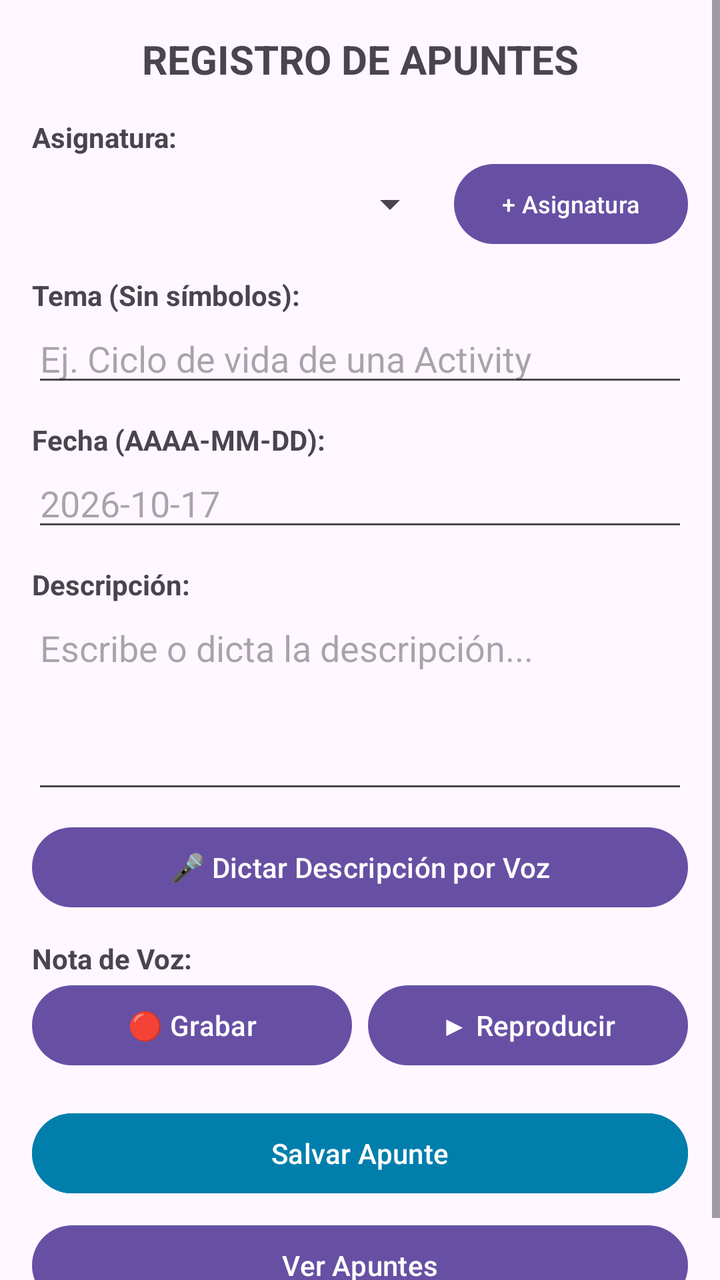
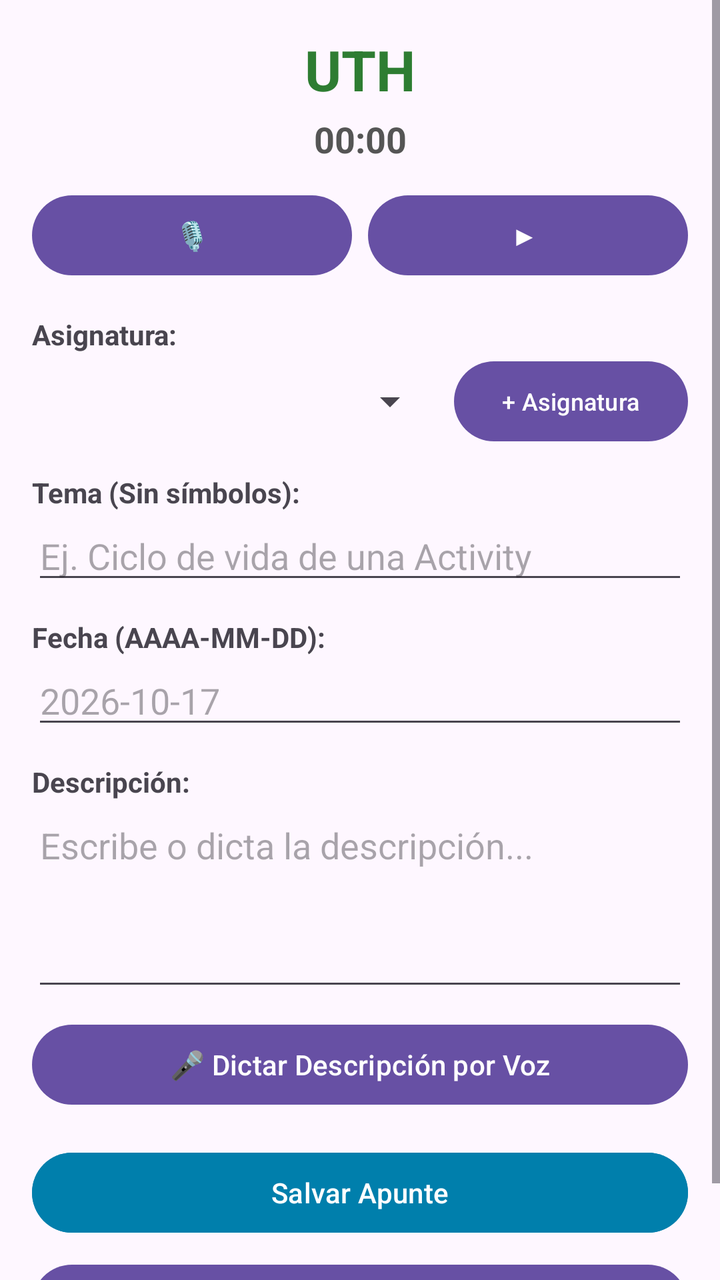

Screens rendered from an Android XML layout before and after an edit, with the pre-edit source and the edit as a unified diff.
<!-- AndroidManifest.xml: application theme Theme.Exa1Par0212 -->
<!-- res/layout/activity_main.xml -->
<?xml version="1.0" encoding="utf-8"?>
<ScrollView xmlns:android="http://schemas.android.com/apk/res/android"
    xmlns:tools="http://schemas.android.com/tools"
    android:layout_width="match_parent"
    android:layout_height="match_parent"
    android:fillViewport="true"
    tools:context=".MainActivity">

    <LinearLayout
        android:layout_width="match_parent"
        android:layout_height="wrap_content"
        android:orientation="vertical"
        android:padding="16dp">

        <TextView
            android:layout_width="match_parent"
            android:layout_height="wrap_content"
            android:gravity="center"
            android:text="REGISTRO DE APUNTES"
            android:textSize="20sp"
            android:textStyle="bold"
            android:layout_marginBottom="16dp" />

        <TextView
            android:layout_width="match_parent"
            android:layout_height="wrap_content"
            android:text="Asignatura:"
            android:textStyle="bold" />

        <LinearLayout
            android:layout_width="match_parent"
            android:layout_height="wrap_content"
            android:orientation="horizontal"
            android:layout_marginBottom="12dp">

            <Spinner
                android:id="@+id/spinnerAsignatura"
                android:layout_width="0dp"
                android:layout_height="48dp"
                android:layout_weight="1" />

            <Button
                android:id="@+id/btnAgregarAsignatura"
                android:layout_width="wrap_content"
                android:layout_height="wrap_content"
                android:text="+ Asignatura"
                android:textSize="12sp"
                android:layout_marginStart="8dp" />
        </LinearLayout>

        <TextView
            android:layout_width="match_parent"
            android:layout_height="wrap_content"
            android:text="Tema (Sin símbolos):"
            android:textStyle="bold" />

        <EditText
            android:id="@+id/etTema"
            android:layout_width="match_parent"
            android:layout_height="wrap_content"
            android:hint="Ej. Ciclo de vida de una Activity"
            android:inputType="text"
            android:layout_marginBottom="12dp" />

        <TextView
            android:layout_width="match_parent"
            android:layout_height="wrap_content"
            android:text="Fecha (AAAA-MM-DD):"
            android:textStyle="bold" />

        <EditText
            android:id="@+id/etFecha"
            android:layout_width="match_parent"
            android:layout_height="wrap_content"
            android:hint="2026-10-17"
            android:inputType="date"
            android:layout_marginBottom="12dp" />

        <TextView
            android:layout_width="match_parent"
            android:layout_height="wrap_content"
            android:text="Descripción:"
            android:textStyle="bold" />

        <EditText
            android:id="@+id/etDescripcion"
            android:layout_width="match_parent"
            android:layout_height="100dp"
            android:gravity="top|start"
            android:hint="Escribe o dicta la descripción..."
            android:inputType="textMultiLine"
            android:layout_marginBottom="8dp" />

        <Button
            android:id="@+id/btnDictar"
            android:layout_width="match_parent"
            android:layout_height="wrap_content"
            android:text="🎤 Dictar Descripción por Voz"
            android:layout_marginBottom="12dp" />

        <TextView
            android:layout_width="match_parent"
            android:layout_height="wrap_content"
            android:text="Nota de Voz:"
            android:textStyle="bold" />

        <LinearLayout
            android:layout_width="match_parent"
            android:layout_height="wrap_content"
            android:orientation="horizontal"
            android:layout_marginBottom="16dp">

            <Button
                android:id="@+id/btnGrabar"
                android:layout_width="0dp"
                android:layout_weight="1"
                android:layout_height="wrap_content"
                android:text="🔴 Grabar" />

            <Button
                android:id="@+id/btnReproducirGrabacion"
                android:layout_width="0dp"
                android:layout_weight="1"
                android:layout_height="wrap_content"
                android:text="▶ Reproducir"
                android:layout_marginStart="8dp" />
        </LinearLayout>

        <Button
            android:id="@+id/btnSalvarApunte"
            android:layout_width="match_parent"
            android:layout_height="wrap_content"
            android:text="Salvar Apunte"
            android:backgroundTint="@color/material_dynamic_primary50"
            android:layout_marginBottom="8dp" />

        <Button
            android:id="@+id/btnVerApuntes"
            android:layout_width="match_parent"
            android:layout_height="wrap_content"
            android:text="Ver Apuntes" />

    </LinearLayout>
</ScrollView>
<!-- resources referenced by this layout -->
<resources>
  <style name="Theme.Exa1Par0212" parent="Base.Theme.Exa1Par0212" />
  <style name="Base.Theme.Exa1Par0212" parent="Theme.Material3.DayNight.NoActionBar">
          
          
      </style>
</resources>

<!-- the commit's change to res/layout/activity_main.xml (unified diff, before → after) -->
@@ -12,15 +12,52 @@
         android:orientation="vertical"
         android:padding="16dp">
 
+        
         <TextView
             android:layout_width="match_parent"
             android:layout_height="wrap_content"
             android:gravity="center"
-            android:text="REGISTRO DE APUNTES"
-            android:textSize="20sp"
+            android:text="UTH"
+            android:textSize="28sp"
             android:textStyle="bold"
-            android:layout_marginBottom="16dp" />
+            android:textColor="#2E7D32"
+            android:layout_marginBottom="4dp" />
 
+        <TextView
+            android:id="@+id/tvTimer"
+            android:layout_width="match_parent"
+            android:layout_height="wrap_content"
+            android:gravity="center"
+            android:text="00:00"
+            android:textSize="18sp"
+            android:textStyle="bold"
+            android:textColor="#555555"
+            android:layout_marginBottom="12dp" />
+
+        
+        <LinearLayout
+            android:layout_width="match_parent"
+            android:layout_height="wrap_content"
+            android:orientation="horizontal"
+            android:layout_marginBottom="16dp">
+
+            <Button
+                android:id="@+id/btnGrabar"
+                android:layout_width="0dp"
+                android:layout_height="wrap_content"
+                android:layout_weight="1"
+                android:text="🎙️" />
+
+            <Button
+                android:id="@+id/btnReproducirGrabacion"
+                android:layout_width="0dp"
+                android:layout_height="wrap_content"
+                android:layout_marginStart="8dp"
+                android:layout_weight="1"
+                android:text="▶ " />
+        </LinearLayout>
+
+        
         <TextView
             android:layout_width="match_parent"
             android:layout_height="wrap_content"
@@ -48,6 +85,7 @@
                 android:layout_marginStart="8dp" />
         </LinearLayout>
 
+        
         <TextView
             android:layout_width="match_parent"
             android:layout_height="wrap_content"
@@ -62,6 +100,7 @@
             android:inputType="text"
             android:layout_marginBottom="12dp" />
 
+        
         <TextView
             android:layout_width="match_parent"
             android:layout_height="wrap_content"
@@ -76,6 +115,7 @@
             android:inputType="date"
             android:layout_marginBottom="12dp" />
 
+        
         <TextView
             android:layout_width="match_parent"
             android:layout_height="wrap_content"
@@ -91,41 +131,15 @@
             android:inputType="textMultiLine"
             android:layout_marginBottom="8dp" />
 
+        
         <Button
             android:id="@+id/btnDictar"
             android:layout_width="match_parent"
             android:layout_height="wrap_content"
             android:text="🎤 Dictar Descripción por Voz"
-            android:layout_marginBottom="12dp" />
+            android:layout_marginBottom="16dp" />
 
-        <TextView
-            android:layout_width="match_parent"
-            android:layout_height="wrap_content"
-            android:text="Nota de Voz:"
-            android:textStyle="bold" />
-
-        <LinearLayout
-            android:layout_width="match_parent"
-            android:layout_height="wrap_content"
-            android:orientation="horizontal"
-            android:layout_marginBottom="16dp">
-
-            <Button
-                android:id="@+id/btnGrabar"
-                android:layout_width="0dp"
-                android:layout_weight="1"
-                android:layout_height="wrap_content"
-                android:text="🔴 Grabar" />
-
-            <Button
-                android:id="@+id/btnReproducirGrabacion"
-                android:layout_width="0dp"
-                android:layout_weight="1"
-                android:layout_height="wrap_content"
-                android:text="▶ Reproducir"
-                android:layout_marginStart="8dp" />
-        </LinearLayout>
-
+        
         <Button
             android:id="@+id/btnSalvarApunte"
             android:layout_width="match_parent"
